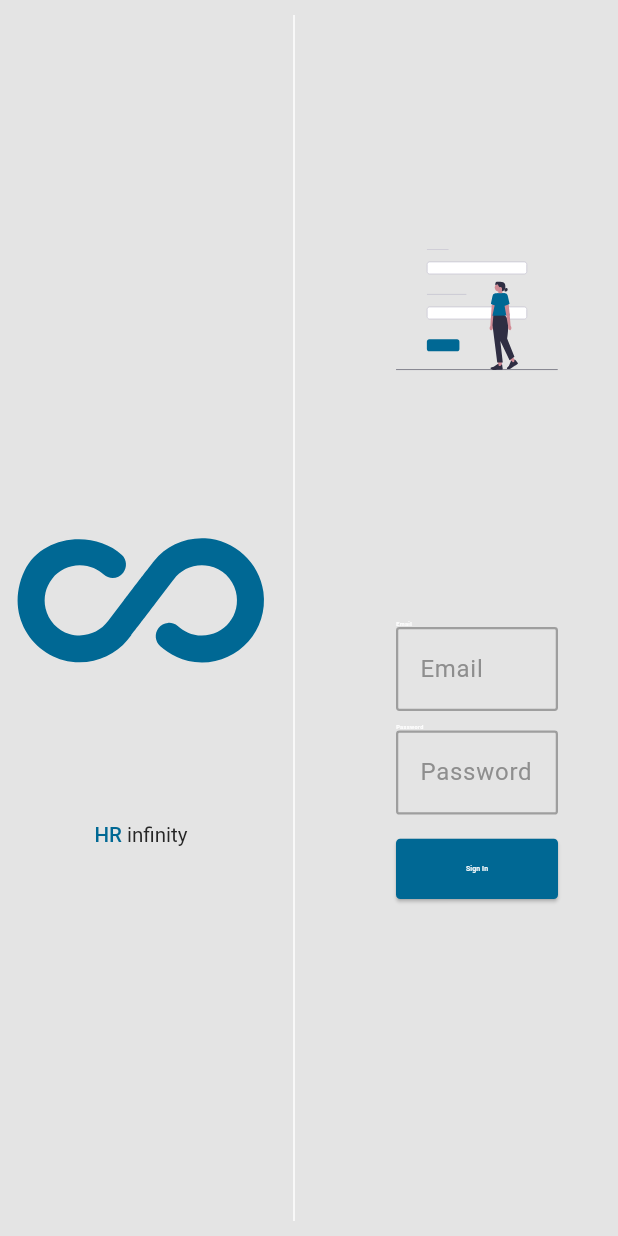
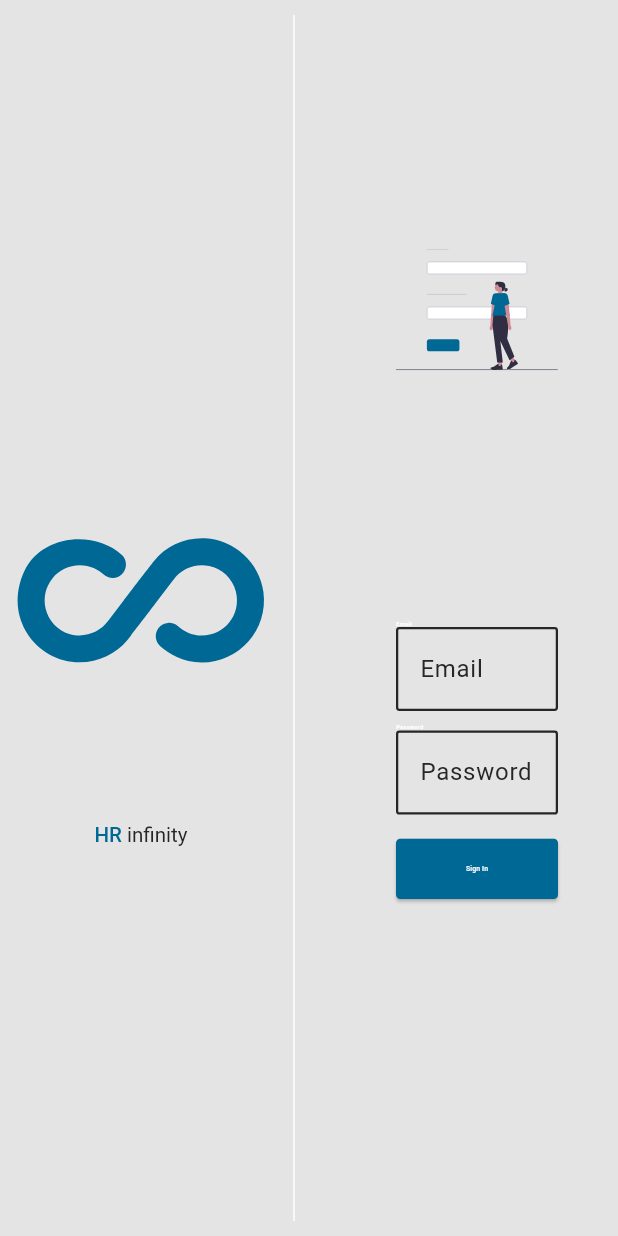
Before and after one commit to mhammadgammal/hr_desktop_app, a Flutter app: the screen it shows after launch, on a phone screen of 412 x 824 dp. Run offline on Flutter 3.47's test engine with Material 3 defaults, Android fonts, the phone set to English and light mode, and no system bars; our stand-ins replace bloc, equatable, file_picker, flutter_bloc, flutter_screenutil, flutter_svg and 4 more; missing offline and left inert: window_size; accounts and stored records are empty; Roboto replaces fonts that are missing (Cairo).

```diff
--- /dev/null
+++ b/lib/core/env.dart
@@ -0,0 +1,6 @@
+import 'package:hr/core/di/di.dart';
+import 'package:hr/core/helpers/cache/shared_preferences/cache_helper.dart';
+
+import 'helpers/cache/cache_keys.dart';
+
+bool isDark = sl<CacheHelper>().getBool(key: CacheKeys.isDark) ?? false;
--- a/lib/core/theme/app_theme.dart
+++ b/lib/core/theme/app_theme.dart
@@ -1,6 +1,7 @@
 import 'package:flutter/material.dart';
 import 'package:flutter_screenutil/flutter_screenutil.dart';
 import 'package:google_fonts/google_fonts.dart';
+import 'package:hr/core/env.dart';
 import 'package:hr/core/theme/app_colors.dart';
 
 abstract class AppTheme {
@@ -24,7 +25,7 @@ abstract class AppTheme {
       elevation: 0.0,
       toolbarHeight: 96.h,
     ),
-    cardColor: AppColors.white,
+
     textTheme: TextTheme(
       bodyMedium: GoogleFonts.cairo(
         fontSize: 13.0.sp,
@@ -32,6 +33,10 @@ abstract class AppTheme {
         fontWeight: FontWeight.w500,
       ),
     ),
+    progressIndicatorTheme: ProgressIndicatorThemeData(
+      color: AppColors.secondaryColor,
+    ),
+    cardTheme: CardThemeData(color: AppColors.white),
   );
 
   static ThemeData darkTheme = ThemeData(
@@ -60,4 +65,57 @@ abstract class AppTheme {
       ),
     ),
   );
+
+  static TextStyle getTextFormFieldTextStyle({Color? textFieldTextColor}) =>
+      TextStyle(
+        color:
+            textFieldTextColor ?? (isDark ? AppColors.white : AppColors.black),
+      );
+
+  static InputDecoration getTextFieldDecoration({
+    String? hintLabel,
+    Icon? icon,
+    IconButton? suffixIcon,
+    Color? hintColor,
+    Color? iconColor,
+  }) => InputDecoration(
+    // labelText: widget.fieldLabel,
+    labelStyle: getTextFormFieldTextStyle(),
+    hintText: hintLabel,
+    hintStyle: TextStyle(
+      color: hintColor ?? (isDark ? AppColors.gray : AppColors.black),
+    ),
+    prefixIcon: icon,
+    suffixIcon: suffixIcon,
+    prefixIconColor: iconColor,
+    border: OutlineInputBorder(
+      borderRadius: BorderRadius.circular(AppTheme.textFieldRadius),
+      borderSide: BorderSide(
+        color: isDark ? AppColors.gray : AppColors.black,
+        width: 1.5,
+      ),
+    ),
+    enabledBorder: OutlineInputBorder(
+      borderRadius: BorderRadius.circular(AppTheme.textFieldRadius),
+      borderSide: BorderSide(
+        color: isDark ? AppColors.gray : AppColors.black,
+        width: 1.5,
+      ),
+    ),
+    disabledBorder: OutlineInputBorder(
+      borderRadius: BorderRadius.circular(AppTheme.textFieldRadius),
+      borderSide: BorderSide(
+        color: isDark ? AppColors.gray : AppColors.black,
+        width: 1.5,
+      ),
+    ),
+    focusedBorder: OutlineInputBorder(
+      borderRadius: BorderRadius.circular(AppTheme.textFieldRadius),
+      borderSide: BorderSide(
+        color: AppColors.gray,
+        style: BorderStyle.solid,
+        width: 3.0,
+      ),
+    ),
+  );
 }
--- a/lib/core/widgets/text_form_field/app_text_form_field.dart
+++ b/lib/core/widgets/text_form_field/app_text_form_field.dart
@@ -18,10 +18,8 @@ class AppTextFormField extends StatefulWidget {
     this.initialValue,
     this.maxLines,
     this.minLines,
-    this.labelColor = Colors.white,
     this.hintColor,
-    this.iconColor = Colors.white,
-    this.textFieldTextColor = Colors.white,
+    this.iconColor,
     this.onChanged,
     this.cursorColor,
     this.focusNode,
@@ -44,10 +42,8 @@ class AppTextFormField extends StatefulWidget {
   final int? minLines;
   final bool isEnabled;
   final String? initialValue;
-  final Color labelColor;
   final Color? hintColor;
-  final Color iconColor;
-  final Color textFieldTextColor;
+  final Color? iconColor;
   final Color? cursorColor;
   final int? maxLength;
   final void Function(String?)? onSubmit;
@@ -69,35 +65,13 @@ class _AppTextFormFieldState extends State<AppTextFormField> {
       child: TextFormField(
         controller: widget.controller,
         keyboardType: widget.inputType,
-        style: TextStyle(color: widget.textFieldTextColor),
-        decoration: InputDecoration(
-          // labelText: widget.fieldLabel,
-          labelStyle: TextStyle(color: widget.labelColor),
-          hintText: widget.hintLabel,
-          hintStyle: TextStyle(color: widget.hintColor ?? AppColors.gray),
-          prefixIcon: widget.icon,
+        style: AppTheme.getTextFormFieldTextStyle(),
+        decoration: AppTheme.getTextFieldDecoration(
+          hintLabel: widget.hintLabel,
+          hintColor: widget.hintColor,
+          icon: widget.icon,
+          iconColor: widget.iconColor,
           suffixIcon: widget.suffixIcon,
-          prefixIconColor: widget.iconColor,
-          border: OutlineInputBorder(
-            borderRadius: BorderRadius.circular(AppTheme.textFieldRadius),
-            borderSide: const BorderSide(color: Colors.grey, width: 1.5),
-          ),
-          enabledBorder: OutlineInputBorder(
-            borderRadius: BorderRadius.circular(AppTheme.textFieldRadius),
-            borderSide: const BorderSide(color: Colors.grey, width: 1.5),
-          ),
-          disabledBorder: OutlineInputBorder(
-            borderRadius: BorderRadius.circular(AppTheme.textFieldRadius),
-            borderSide: const BorderSide(color: Colors.grey, width: 1.5),
-          ),
-          focusedBorder: OutlineInputBorder(
-            borderRadius: BorderRadius.circular(AppTheme.textFieldRadius),
-            borderSide: BorderSide(
-              color: AppColors.gray,
-              style: BorderStyle.solid,
-              width: 3.0,
-            ),
-          ),
         ),
         textInputAction: widget.inputAction,
         focusNode: widget.focusNode,
--- a/lib/core/widgets/text_form_field/columned_text_form_field.dart
+++ b/lib/core/widgets/text_form_field/columned_text_form_field.dart
@@ -1,5 +1,7 @@
+import 'dart:developer';
+
 import 'package:flutter/material.dart';
-import 'package:hr/core/app/cubit/app_cubit.dart';
+import 'package:hr/core/env.dart';
 import 'package:hr/core/theme/app_colors.dart';
 import 'package:hr/core/widgets/text_form_field/app_text_form_field.dart';
 
@@ -33,18 +35,14 @@ class ColumnedTextFormField extends StatelessWidget {
 
   @override
   Widget build(BuildContext context) {
+    log('ColumnedTextFormField: build(): isDark: $isDark');
     return Column(
       crossAxisAlignment: CrossAxisAlignment.start,
       children: [
         Text(
           title,
           style: TextStyle(
-              color:
-              titleColor ?? (AppCubit
-                  .get(context)
-                  .isDarkMode
-                  ? AppColors.white
-                  : AppColors.black)
+            color: titleColor ?? (isDark ? AppColors.black : AppColors.white),
           ),
         ),
         AppTextFormField(
@@ -56,7 +54,6 @@ class ColumnedTextFormField extends StatelessWidget {
           suffixIcon: suffixIcon,
           maxLines: maxLines,
           hintColor: hintColor ?? AppColors.gray,
-          textFieldTextColor: textFieldTextColor,
         ),
       ],
     );
--- a/lib/features/authentication/presentation/cubit/sign_in_cubit.dart
+++ b/lib/features/authentication/presentation/cubit/sign_in_cubit.dart
@@ -40,8 +40,8 @@ class SignInCubit extends Cubit<SignInState> {
   Future<void> createUser() async {
     final user = UserModel(
       id: -1,
-      name: 'Mohamed Gamal',
-      email: 'mohamed@gmail.com',
+      name: 'hr',
+      email: 'hr@admin.com',
       password: '123456789',
       profilePicturePath: '',
     );
--- a/lib/infinity_hr_app.dart
+++ b/lib/infinity_hr_app.dart
@@ -22,6 +22,7 @@ class InfinityHrApp extends StatelessWidget {
             child: BlocBuilder<AppCubit, AppState>(
               builder: (context, state) {
                 return MaterialApp(
+                  title: 'hr',
                   debugShowCheckedModeBanner: false,
                   theme: AppTheme.lightTheme,
                   darkTheme: AppTheme.darkTheme,
--- a/lib/main.dart
+++ b/lib/main.dart
@@ -14,7 +14,12 @@ void main() async {
 
   var isLogged = sl<CacheHelper>().getBool(key: CacheKeys.isLogged);
   if (Platform.isWindows) {
-    setWindowMinSize(const Size(1200, 800)); // Minimum width and height
+    setWindowMinSize(const Size(1200, 1000)); // Minimum width and height
   }
-  runApp(InfinityHrApp(isLogged));
+
+  try {
+    runApp(InfinityHrApp(isLogged));
+  } catch (e, s) {
+    File('error_log.txt').writeAsStringSync('$e\n$s');
+  }
 }
```
